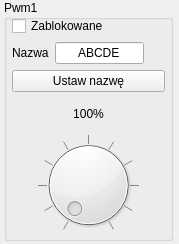
This is src/pwmSettings.ui in musashimm/aquamatcontrol as Qt 5 draws it before an edit. The edited form follows.
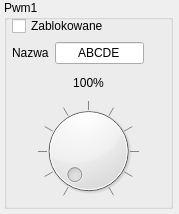
This is the edited form.

The edit to the form file:
```diff
--- a/src/pwmSettings.ui
+++ b/src/pwmSettings.ui
@@ -7,7 +7,7 @@
     <x>0</x>
     <y>0</y>
     <width>179</width>
-    <height>244</height>
+    <height>214</height>
    </rect>
   </property>
   <property name="windowTitle">
@@ -19,7 +19,7 @@
      <x>4</x>
      <y>0</y>
      <width>169</width>
-     <height>241</height>
+     <height>209</height>
     </rect>
    </property>
    <property name="title">
@@ -31,7 +31,7 @@
       <x>8</x>
       <y>16</y>
       <width>153</width>
-      <height>219</height>
+      <height>185</height>
      </rect>
     </property>
     <layout class="QVBoxLayout" name="verticalLayout">
@@ -84,14 +84,7 @@
       </layout>
      </item>
      <item>
-      <widget class="QPushButton" name="pushButton">
-       <property name="text">
-        <string>Ustaw nazwę</string>
-       </property>
-      </widget>
-     </item>
-     <item>
-      <widget class="QLabel" name="label_2">
+      <widget class="QLabel" name="dial_label">
        <property name="text">
         <string>100%</string>
        </property>
```
Left out of the diff: 4 changed lines with no effect on the pictures.
